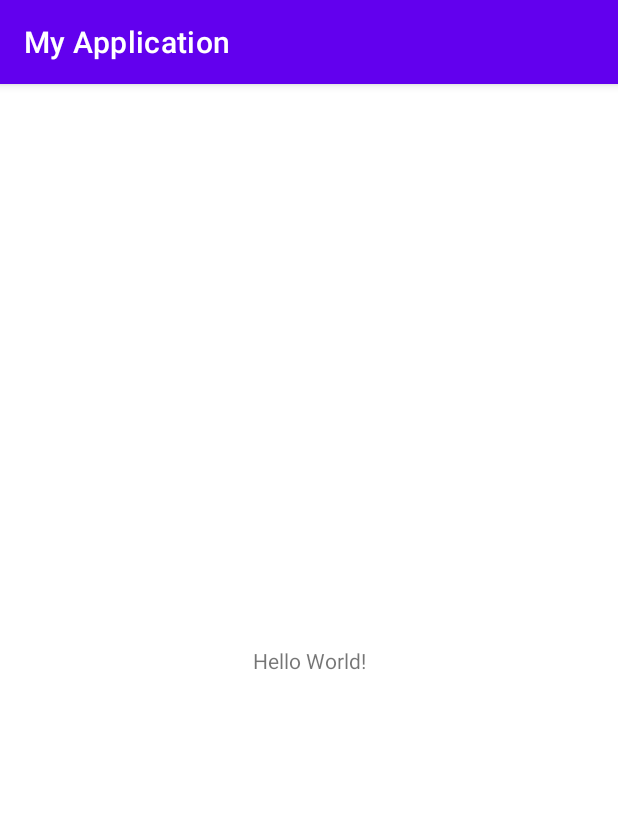
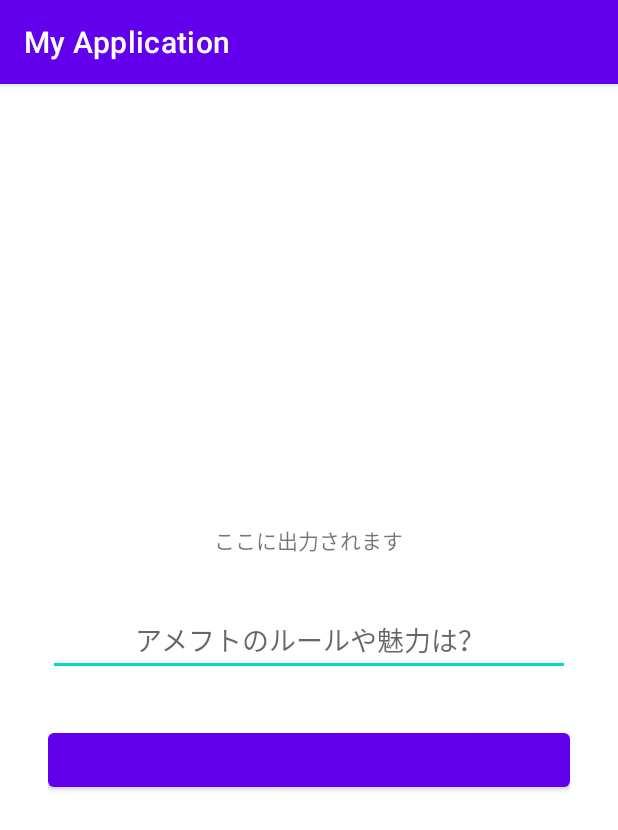
Before and after one commit to lion-king-IT/MVVM_Practice, an Android app: the screen it shows after launch (MainActivity), on a phone screen of 412 x 824 dp. Shown: the top 830 px of the screen. Run offline under Robolectric (Android 15) with nearby library versions, the phone set to English and light mode, and no system bars; our stand-ins replace data binding.

```diff
--- a/app/build.gradle
+++ b/app/build.gradle
@@ -1,11 +1,16 @@
 plugins {
     id 'com.android.application'
     id 'kotlin-android'
+    id 'kotlin-kapt'
 }
 
 android {
     compileSdkVersion 30
     buildToolsVersion "30.0.2"
+
+    dataBinding {
+        enabled true
+    }
 
     defaultConfig {
         applicationId "com.reo.running.myapplication"
--- /dev/null
+++ b/app/src/main/java/com/reo/running/myapplication/FootballFragment.kt
@@ -0,0 +1,17 @@
+package com.reo.running.myapplication
+
+import android.os.Bundle
+import android.view.LayoutInflater
+import android.view.View
+import android.view.ViewGroup
+import androidx.fragment.app.Fragment
+
+class FootballFragment : Fragment() {
+    override fun onCreateView(
+        inflater: LayoutInflater,
+        container: ViewGroup?,
+        savedInstanceState: Bundle?
+    ): View? {
+        return inflater.inflate(R.layout.fragment_football, container, false)
+    }
+}
--- a/app/src/main/java/com/reo/running/myapplication/MainActivity.kt
+++ b/app/src/main/java/com/reo/running/myapplication/MainActivity.kt
@@ -8,5 +8,8 @@ class MainActivity : AppCompatActivity() {
         super.onCreate(savedInstanceState)
         setContentView(R.layout.activity_main)
 
+        supportFragmentManager.beginTransaction()
+                .replace(R.id.frameLayout,FootballFragment())
+                .commit()
     }
 }
--- a/app/src/main/res/layout/activity_main.xml
+++ b/app/src/main/res/layout/activity_main.xml
@@ -6,13 +6,9 @@
     android:layout_height="match_parent"
     tools:context=".MainActivity">
 
-    <TextView
-        android:layout_width="wrap_content"
-        android:layout_height="wrap_content"
-        android:text="Hello World!"
-        app:layout_constraintBottom_toBottomOf="parent"
-        app:layout_constraintLeft_toLeftOf="parent"
-        app:layout_constraintRight_toRightOf="parent"
-        app:layout_constraintTop_toTopOf="parent" />
-
+    <FrameLayout
+        android:id="@+id/frameLayout"
+        android:layout_width="match_parent"
+        android:layout_height="match_parent">
+    </FrameLayout>
 </androidx.constraintlayout.widget.ConstraintLayout>
--- /dev/null
+++ b/app/src/main/res/layout/fragment_football.xml
@@ -0,0 +1,41 @@
+<?xml version="1.0" encoding="utf-8"?>
+<layout xmlns:android="http://schemas.android.com/apk/res/android"
+    xmlns:tools="http://schemas.android.com/tools">
+
+    <data>
+        <variable
+            name="buttonText"
+            type="String" />
+    </data>
+
+    <LinearLayout
+        android:layout_width="match_parent"
+        android:layout_height="match_parent"
+        android:orientation="vertical"
+        android:gravity="center"
+        android:padding="32dp">
+
+        <TextView
+            android:id="@+id/textView"
+            android:layout_width="wrap_content"
+            android:layout_height="wrap_content"
+            android:text="@string/textView" />
+
+        <EditText
+            android:id="@+id/editText"
+            android:layout_width="match_parent"
+            android:layout_height="wrap_content"
+            android:layout_marginTop="32dp"
+            android:layout_marginBottom="32dp"
+            android:hint="@string/editText"
+            android:textAlignment="center"
+            android:autofillHints="@string/editText" />
+
+        <Button
+            android:id="@+id/button"
+            android:layout_width="match_parent"
+            android:layout_height="wrap_content"
+            android:text="@{buttonText}" />
+
+    </LinearLayout>
+</layout>
--- a/app/src/main/res/values/strings.xml
+++ b/app/src/main/res/values/strings.xml
@@ -1,3 +1,6 @@
 <resources>
     <string name="app_name">My Application</string>
+    <string name="textView">ここに出力されます</string>
+    <string name="editText">アメフトのルールや魅力は？</string>
+    <string name="ready">Ready</string>
 </resources>
```
